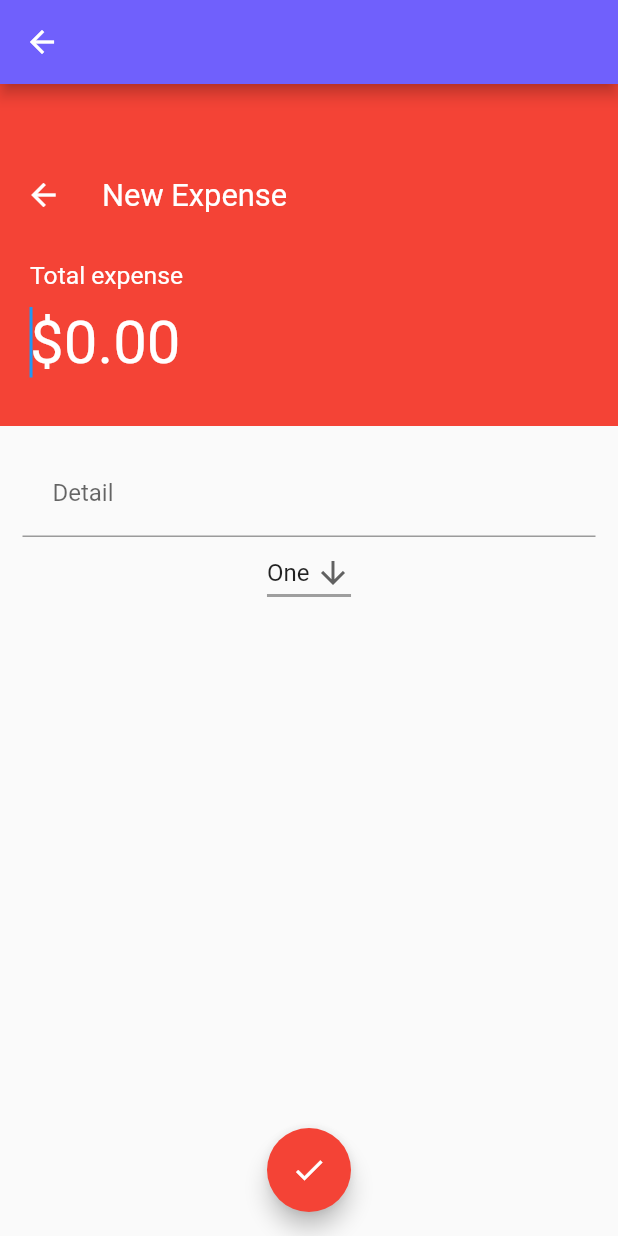
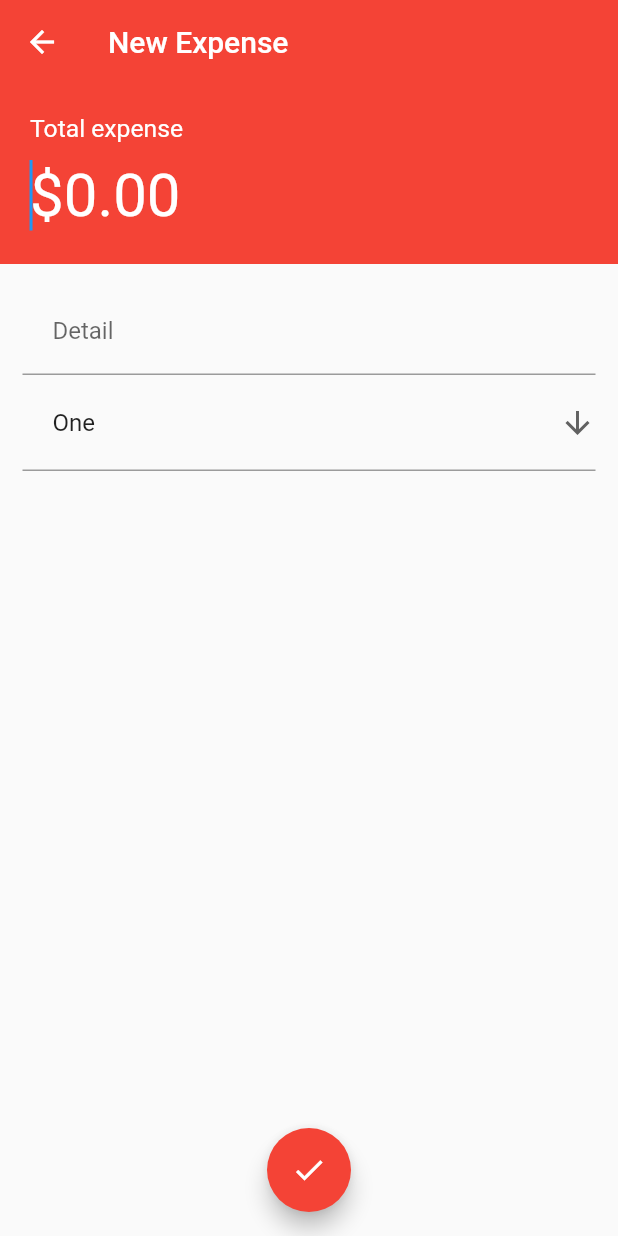
Before and after one commit to sanchezalejandro86/finanzas-alternativas, a Flutter app: the AddTransactionPage screen opened directly, on a phone screen of 412 x 824 dp. Run offline on Flutter 3.47's test engine with Material 2 defaults, Android fonts, the phone set to English and light mode, and no system bars; our stand-ins replace pie_chart, sqflite, table_calendar; accounts and stored records are empty.

Commit message:
restyling add transaction

```diff
--- a/lib/screens/add_transaction.dart
+++ b/lib/screens/add_transaction.dart
@@ -37,41 +37,23 @@ class _AddTransactionPageState extends State<AddTransactionPage> {
     height = MediaQuery.of(context).size.height;
 
     return Scaffold(
-      appBar: AppBar(),
+      appBar: AppBar(
+        title: Text("New Expense"),
+        elevation: 0.0,
+        backgroundColor: Colors.red,
+      ),
       body: Column(
           children: <Widget>[
               Container(
-                padding: EdgeInsets.only(top: 50.0, left: 5.0, bottom: 20.0),
+                padding: EdgeInsets.only(top: 20.0, left: 20.0, bottom: 10.0),
                 alignment: Alignment.topLeft,
                 color: Colors.red,
                 child:
-                    Padding(
-                      padding: const EdgeInsets.only(left: 00.0),
-                      child: Column(
-                        children: [
-                          Row(
-                            children: <Widget>[
-                              Padding(
-                                padding: const EdgeInsets.only(right: 15.0),
-                                child: BackButton(color: Colors.white,),
-                              ),
-                              Text("New Expense", style: TextStyle(color: Colors.white, fontSize: width * 0.05)),
-                            ],
-                          ),
-                          Padding(
-                            padding: const EdgeInsets.only(left: 15.0, top: 20.0),
-                            child: Row(
+                    Column(
+                      crossAxisAlignment: CrossAxisAlignment.start,
                       children: [
                         Text("Total expense", style: TextStyle(color: Colors.white, fontSize: width * 0.04)),
-                                ]
-                            ),
-                          ),
-                          Padding(
-                            padding: const EdgeInsets.only(left: 15.0),
-                            child: Row(
-                                children: [
-                                  Expanded(
-                                    child: TextField(
+                        TextField(
                           decoration: InputDecoration(
                               hintText: "\$0.00",
                               hintStyle: TextStyle(fontSize: 40.0, color: Colors.white),
@@ -82,16 +64,11 @@ class _AddTransactionPageState extends State<AddTransactionPage> {
                           autofocus: true,
                           controller: amountController,
                         ),
-                                  ),
                       ],
-                            ),
-                          ),
-                        ],
-                      ),
                     )
               ),
-            Padding(
-              padding: const EdgeInsets.all(15.0),
+            Container(
+              padding: EdgeInsets.all(15.0),
               child: Column(
                 children: <Widget>[
                   TextField(
@@ -101,15 +78,14 @@ class _AddTransactionPageState extends State<AddTransactionPage> {
                     ),
                     controller: detailController,
                   ),
-                  DropdownButton(
+                  DropdownButtonFormField(
+                    decoration: InputDecoration(
+                      contentPadding: EdgeInsets.all(20.0)
+                    ),
                     value: "One",
                     icon: Icon(Icons.arrow_downward),
                     iconSize: 24,
                     elevation: 16,
-                    underline: Container(
-                      height: 2,
-                      color: Colors.grey,
-                    ),
                     onChanged: (String newValue) {
                     },
                     items: <String>['One', 'Two', 'Free', 'Four']
```
Lines whose indentation alone changed are shown as unchanged.
